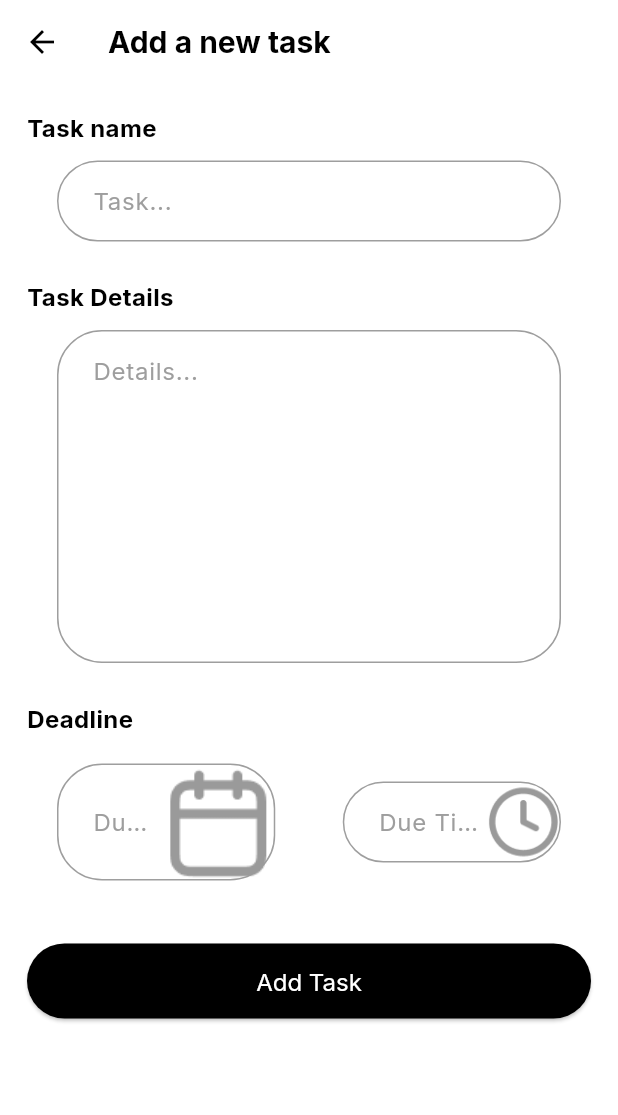
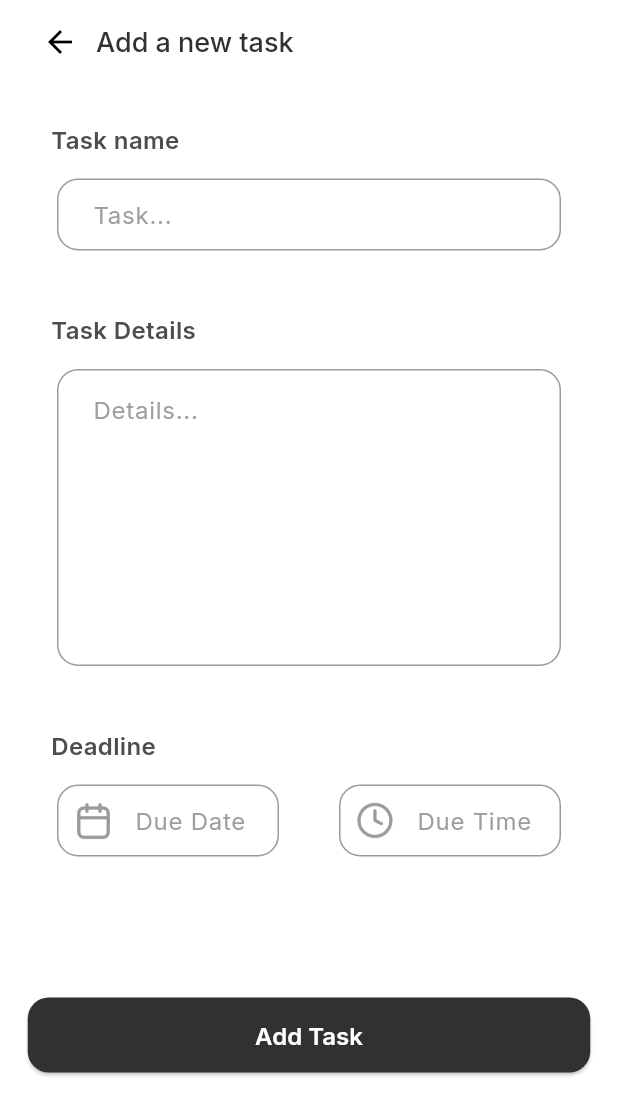
Before and after one commit to M2NVMe/firebase_rodi, a Flutter app: the CreateTaskPage screen opened by its route, on a phone screen of 412 x 824 dp. Shown: the top 1115 px of the screen. Run offline on Flutter 3.47's test engine with Material 3 defaults, Android fonts, the phone set to English and light mode, and no system bars; our stand-ins replace cloud_firestore, firebase_auth, firebase_core, firebase_messaging, flutter_local_notifications, fluttertoast and 3 more; accounts and stored records are empty.

Commit message:
style: [GS] add ui in create and edit task page.
also fix modal page content overflow.

```diff
--- a/lib/Pages/Fragments/CreateTaskPage.dart
+++ b/lib/Pages/Fragments/CreateTaskPage.dart
@@ -16,19 +16,24 @@ class CreateTaskPage extends StatelessWidget {
   Widget build(BuildContext context) {
     return Scaffold(
       appBar: AppBar(
+        elevation: 0,
         backgroundColor: Colors.white,
-        elevation: 0,
-        leading: IconButton(
-          icon: const Icon(Icons.arrow_back, color: Colors.black),
-          onPressed: () => Navigator.pop(context),
-        ),
-        title: Text(
-          "Add a new task",
-          style: GoogleFonts.inter(
-            fontSize: 20,
-            fontWeight: FontWeight.bold,
-            color: Colors.black,
-          ),
+        automaticallyImplyLeading: false,
+        title: Row(
+          children: [
+            IconButton(
+              icon: Icon(Icons.arrow_back, color: Colors.black),
+              onPressed: () => Get.back(),
+            ),
+            Text(
+              'Add a new task',
+              style: GoogleFonts.inter(
+                fontSize: 18,
+                fontWeight: FontWeight.w500,
+                color: Color(0xff313131),
+              ),
+            ),
+          ],
         ),
       ),
       body: SingleChildScrollView(
@@ -36,57 +41,44 @@ class CreateTaskPage extends StatelessWidget {
         child: Column(
           crossAxisAlignment: CrossAxisAlignment.start,
           children: [
-            Text(
-              "Task name",
-              style: GoogleFonts.inter(
-                fontSize: 16,
-                fontWeight: FontWeight.bold,
-                color: Colors.black,
-              ),
-            ),
+            const SizedBox(height: 8),
+            _buildHeader("Task name"),
+            const SizedBox(height: 4),
             CustomTextField(
               hintText: "Task...",
               onChanged: (value) {
                 taskFormController.titleController.text = value;
               },
               controller: taskFormController.titleController,
-              borderColor: Colors.grey,
-              textColor: Colors.black,
+              borderColor: Color(0xff9A9A9A),
+              textColor: Color(0xff313131),
               maxLines: 1,
+              borderRadius: 14,
+              contentPadding: EdgeInsets.symmetric(horizontal: 20, vertical: 10),
             ),
-            const SizedBox(height: 16),
-            Text(
-              "Task Details",
-              style: GoogleFonts.inter(
-                fontSize: 16,
-                fontWeight: FontWeight.bold,
-                color: Colors.black,
-              ),
-            ),
+            const SizedBox(height: 32),
+
+            _buildHeader("Task Details"),
+            const SizedBox(height: 4),
             CustomTextField(
               hintText: "Details...",
-              textAlignVertical: TextAlignVertical.top, // Align text to the top
+              textAlignVertical: TextAlignVertical.top,
               onChanged: (value) {
                 taskFormController.descriptionController.text = value;
               },
               controller: taskFormController.descriptionController,
-              borderColor: Colors.grey,
-              textColor: Colors.black,
-              keyboardType: TextInputType.multiline,// Fixed height
-              minLines: 8, // Fixed number of lines based on height
-              maxLines: 8, // Same as minLines for fixed height
-              contentPadding: EdgeInsets.symmetric(horizontal: 20, vertical: 15), // Adjust padding
+              borderColor: Color(0xff9A9A9A),
+              textColor: Color(0xff313131),
+              keyboardType: TextInputType.multiline,
+              minLines: 7,
+              maxLines: 7,
+              borderRadius: 14,
+              contentPadding: EdgeInsets.symmetric(horizontal: 20, vertical: 15),
             ),
-            const SizedBox(height: 16),
-            Text(
-              "Deadline",
-              style: GoogleFonts.inter(
-                fontSize: 16,
-                fontWeight: FontWeight.bold,
-                color: Colors.black,
-              ),
-            ),
-            const SizedBox(height: 8),
+            const SizedBox(height: 32),
+
+            _buildHeader("Deadline"),
+            const SizedBox(height: 4),
             Row(
               children: [
                 Expanded(
@@ -94,41 +86,60 @@ class CreateTaskPage extends StatelessWidget {
                     hintText: "Due Date",
                     onChanged: (value) {},
                     controller: taskFormController.dueDateController,
-                    borderColor: Colors.grey,
-                    textColor: Colors.black,
-                    suffixIcon: Image.asset('lib/assets/images/date.png'),
+                    borderColor: Color(0xff9A9A9A),
+                    textColor: Color(0xff313131),
+                    borderRadius: 14,
+                    contentPadding: EdgeInsets.symmetric(horizontal: 10, vertical: 10),
+                    prefixIcon: Transform.scale(
+                      scale: 0.55,
+                      child: Image.asset(
+                        'lib/assets/images/date.png',
+                        height: 40,
+                        width: 40,
+                      ),
+                    ),
                     readOnly: true,
                     onTap: () => taskFormController.pickDate(context),
                   ),
                 ),
-                const SizedBox(width: 5),
                 Expanded(
                   child: CustomTextField(
                     hintText: "Due Time",
                     onChanged: (value) {},
                     controller: taskFormController.dueTimeController,
-                    borderColor: Colors.grey,
-                    textColor: Colors.black,
-                    suffixIcon: Image.asset('lib/assets/images/time.png', height: 50, width: 50,),
+                    borderColor: Color(0xff9A9A9A),
+                    textColor: Color(0xff313131),
+                    borderRadius: 14,
+                    contentPadding: EdgeInsets.symmetric(horizontal: 10, vertical: 10),
+                    prefixIcon: Transform.scale(
+                      scale: 0.53,
+                      child: Image.asset(
+                        'lib/assets/images/time.png',
+                        height: 40,
+                        width: 40,
+                      ),
+                    ),
                     readOnly: true,
                     onTap: () => taskFormController.pickTime(context),
                   ),
                 ),
               ],
             ),
-            const SizedBox(height: 32),
+            const SizedBox(height: 84),
+
             Center(
               child: CustomButton(
                 text: "Add Task",
-                backgroundColor: Colors.black,
+                backgroundColor: Color(0xff313131),
                 textColor: Colors.white,
                 textSize: 16,
+                fontWeight: FontWeight.w600,
                 buttonType: ButtonType.elevated,
                 borderWidth: 0,
                 borderColor: Colors.transparent,
-                buttonWidth: double.infinity,
+                buttonWidth: 375,
                 buttonHeight: 50,
-                borderRadius: 30,
+                borderRadius: 14,
                 onPressed: taskFormController.submitTask,
               ),
             ),
@@ -137,4 +148,22 @@ class CreateTaskPage extends StatelessWidget {
       ),
     );
   }
+
+  // Helper function to build the headers with consistent alignment
+  Widget _buildHeader(String text) {
+    return Padding(
+      padding: const EdgeInsets.only(left: 16.0),
+      child: Align(
+        alignment: Alignment.centerLeft,
+        child: Text(
+          text,
+          style: GoogleFonts.inter(
+            fontSize: 16,
+            fontWeight: FontWeight.w600,
+            color: Color(0xff4D4D4D), // You can change the color if needed
+          ),
+        ),
+      ),
+    );
+  }
 }
```
Also changed, not shown: lib/Pages/Fragments/EditTaskPage.dart (+119 -98 lines), lib/Widgets/TaskModal.dart (+25 -20 lines).
